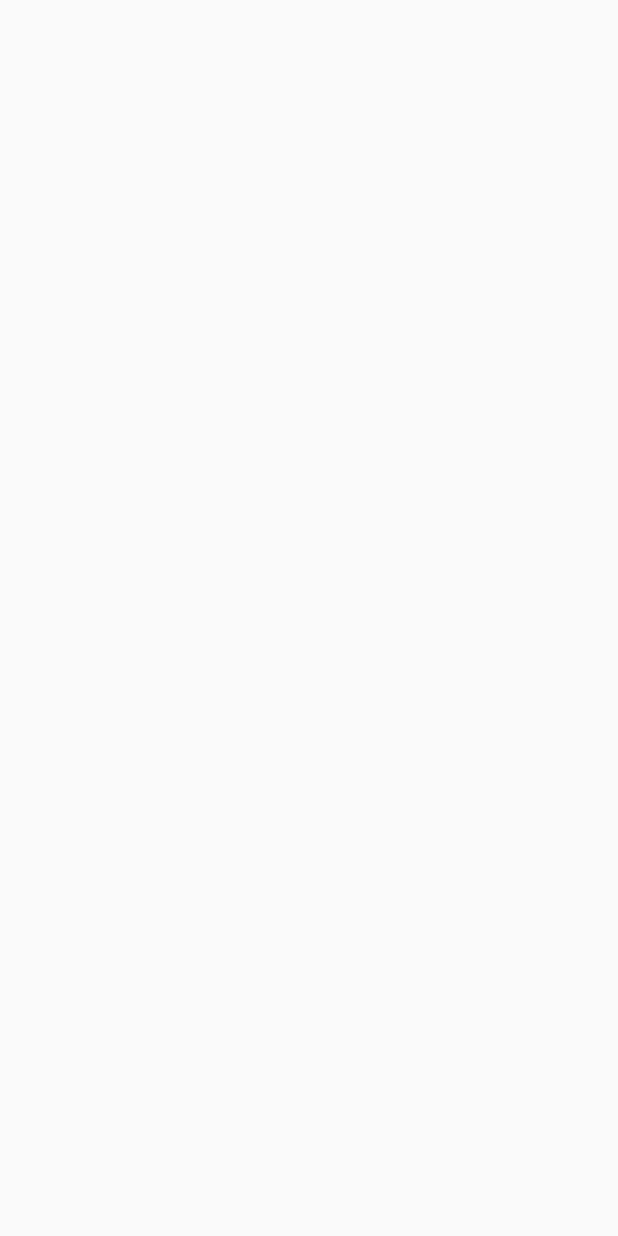
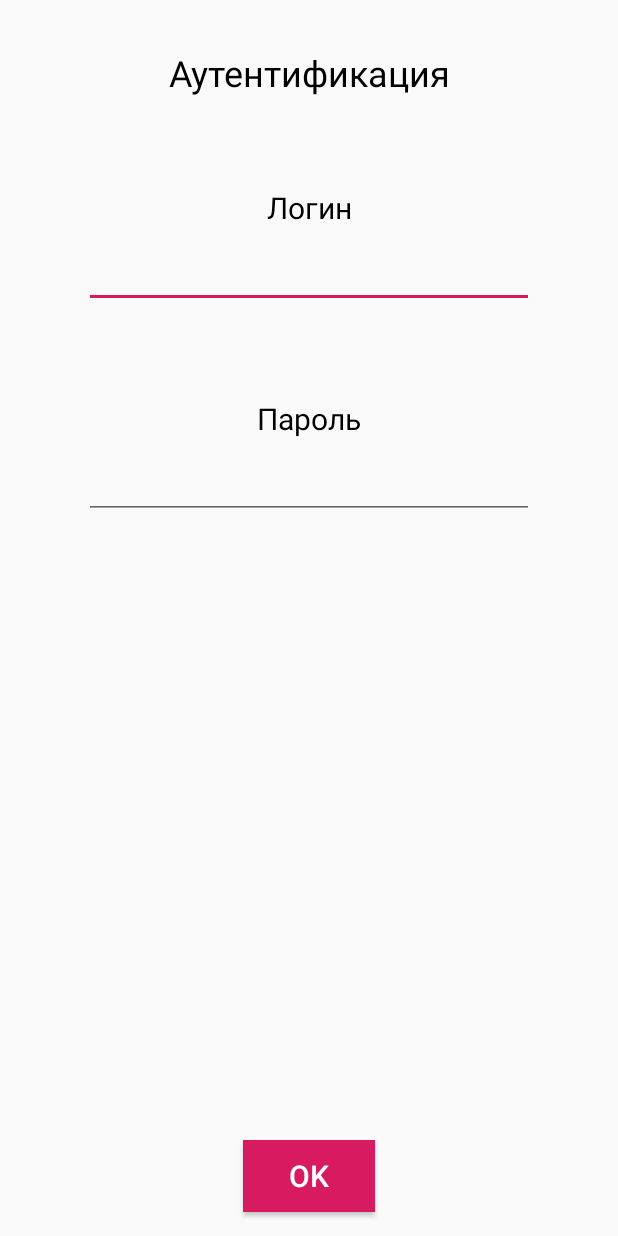
Before and after one commit to LaoNastasy/HealthyApp, an Android app: the screen it shows after launch (MainActivity), on a phone screen of 412 x 824 dp. Before the commit the screen is empty. Run offline under Robolectric (Android 15) with nearby library versions, the phone set to English and light mode, and no system bars.

```diff
--- /dev/null
+++ b/app/src/main/java/com/example/healthyapp/AuthenticationFragment.kt
@@ -0,0 +1,16 @@
+package com.example.healthyapp
+
+import android.os.Bundle
+import android.view.LayoutInflater
+import android.view.View
+import android.view.ViewGroup
+
+class AuthenticationFragment : BaseFragment() {
+    override fun onCreateView(
+        inflater: LayoutInflater,
+        container: ViewGroup?,
+        savedInstanceState: Bundle?
+    ): View? {
+        return inflater.inflate(R.layout.fragment_authentification, container, false)
+    }
+}
--- /dev/null
+++ b/app/src/main/java/com/example/healthyapp/BaseFragment.kt
@@ -0,0 +1,6 @@
+package com.example.healthyapp
+
+import androidx.fragment.app.Fragment
+
+open class BaseFragment : Fragment() {
+}
--- /dev/null
+++ b/app/src/main/java/com/example/healthyapp/BaseRoomEditFragment.kt
@@ -0,0 +1,19 @@
+package com.example.healthyapp
+
+import android.os.Bundle
+import android.view.LayoutInflater
+import android.view.View
+import android.view.ViewGroup
+
+class BaseRoomEditFragment : BaseFragment() {
+
+    override fun onCreateView(
+        inflater: LayoutInflater,
+        container: ViewGroup?,
+        savedInstanceState: Bundle?
+    ): View? {
+        val view = inflater.inflate(R.layout.fragment_base_edit,container,false)
+
+        return view
+    }
+}
--- a/app/src/main/java/com/example/healthyapp/MainActivity.kt
+++ b/app/src/main/java/com/example/healthyapp/MainActivity.kt
@@ -3,10 +3,24 @@ package com.example.healthyapp
 import androidx.appcompat.app.AppCompatActivity
 import android.os.Bundle
 
-class MainActivity : AppCompatActivity() {
+class MainActivity : AppCompatActivity(), Navigator {
 
     override fun onCreate(savedInstanceState: Bundle?) {
         super.onCreate(savedInstanceState)
         setContentView(R.layout.activity_main)
+        goToAuthFragment()
+    }
+
+    override fun goToBaseRoomEditScreen() {
+        goToFragment(BaseRoomEditFragment())
+    }
+
+    override fun goToAuthFragment() {
+        goToFragment(AuthenticationFragment())
+    }
+
+    private fun goToFragment(fragment: BaseFragment) {
+        val fragmentTransaction = supportFragmentManager.beginTransaction()
+        fragmentTransaction.replace(R.id.fragment_place, fragment).commit()
     }
 }
--- /dev/null
+++ b/app/src/main/java/com/example/healthyapp/Navigator.kt
@@ -0,0 +1,7 @@
+package com.example.healthyapp
+
+interface Navigator {
+
+    fun goToBaseRoomEditScreen()
+    fun goToAuthFragment()
+}
--- a/app/src/main/res/layout/fragment_authentification.xml
+++ b/app/src/main/res/layout/fragment_authentification.xml
@@ -1,8 +1,79 @@
 <?xml version="1.0" encoding="utf-8"?>
-<androidx.constraintlayout.widget.ConstraintLayout
-    xmlns:android="http://schemas.android.com/apk/res/android" android:layout_width="match_parent"
+<androidx.constraintlayout.widget.ConstraintLayout xmlns:android="http://schemas.android.com/apk/res/android"
+    xmlns:app="http://schemas.android.com/apk/res-auto"
+    android:layout_width="match_parent"
     android:layout_height="match_parent">
 
+    <TextView
+        android:id="@+id/auth_title"
+        android:layout_width="wrap_content"
+        android:layout_height="wrap_content"
+        android:layout_marginTop="32dp"
+        android:text="@string/auth_title"
+        android:textColor="@color/black"
+        android:textSize="24sp"
+        app:layout_constraintEnd_toEndOf="parent"
+        app:layout_constraintStart_toStartOf="parent"
+        app:layout_constraintTop_toTopOf="parent" />
+
+    <TextView
+        android:id="@+id/auth_login"
+        android:layout_width="wrap_content"
+        android:layout_height="wrap_content"
+        android:layout_marginTop="60dp"
+        android:text="@string/auth_login"
+        android:textColor="@color/black"
+        android:textSize="20sp"
+        app:layout_constraintEnd_toEndOf="parent"
+        app:layout_constraintStart_toStartOf="parent"
+        app:layout_constraintTop_toBottomOf="@id/auth_title" />
+
+    <androidx.appcompat.widget.AppCompatEditText
+        android:id="@+id/login"
+        android:layout_width="0dp"
+        android:layout_height="wrap_content"
+        android:layout_marginStart="56dp"
+        android:layout_marginTop="8dp"
+        android:layout_marginEnd="56dp"
+        app:layout_constraintEnd_toEndOf="parent"
+        app:layout_constraintStart_toStartOf="parent"
+        app:layout_constraintTop_toBottomOf="@id/auth_login" />
+
+    <TextView
+        android:id="@+id/auth_password"
+        android:layout_width="wrap_content"
+        android:layout_height="wrap_content"
+        android:layout_marginTop="60dp"
+        android:text="@string/auth_password"
+        android:textColor="@color/black"
+        android:textSize="20sp"
+        app:layout_constraintEnd_toEndOf="parent"
+        app:layout_constraintStart_toStartOf="parent"
+        app:layout_constraintTop_toBottomOf="@id/login" />
+
+    <androidx.appcompat.widget.AppCompatEditText
+        android:id="@+id/password"
+        android:layout_width="0dp"
+        android:layout_height="wrap_content"
+        android:layout_marginStart="56dp"
+        android:layout_marginTop="8dp"
+        android:layout_marginEnd="56dp"
+        app:layout_constraintEnd_toEndOf="parent"
+        app:layout_constraintStart_toStartOf="parent"
+        app:layout_constraintTop_toBottomOf="@id/auth_password" />
+
+    <Button
+        android:id="@+id/auth_button"
+        android:layout_width="wrap_content"
+        android:layout_height="wrap_content"
+        android:background="@color/colorAccent"
+        android:textColor="@color/white"
+        android:text="@string/auth_ok"
+        android:textSize="20sp"
+        android:layout_marginBottom="16dp"
+        app:layout_constraintStart_toStartOf="parent"
+        app:layout_constraintEnd_toEndOf="parent"
+        app:layout_constraintBottom_toBottomOf="parent"/>
 
 
 </androidx.constraintlayout.widget.ConstraintLayout>
--- a/app/src/main/res/layout/fragment_base_edit.xml
+++ b/app/src/main/res/layout/fragment_base_edit.xml
@@ -21,7 +21,7 @@
             android:layout_marginTop="10dp"
             android:layout_marginBottom="10dp"
             android:text="@string/base_edit_title"
-            android:textColor="@color/black"
+            android:textColor="@color/white"
             android:textSize="20sp"
             app:layout_constraintBottom_toBottomOf="parent"
             app:layout_constraintStart_toStartOf="parent"
@@ -85,7 +85,8 @@
         android:layout_width="0dp"
         android:layout_height="wrap_content"
         android:layout_marginTop="8dp"
-        app:layout_constraintStart_toStartOf="@id/room_number_edit"
+        android:layout_marginStart="8dp"
+        app:layout_constraintStart_toEndOf="@id/room_area"
         app:layout_constraintEnd_toEndOf="@id/room_number_edit"
         app:layout_constraintTop_toTopOf="@id/room_area"
         app:layout_constraintBottom_toBottomOf="@id/room_area"/>
@@ -154,7 +155,7 @@
         android:layout_width="wrap_content"
         android:layout_height="wrap_content"
         android:background="@color/colorAccent"
-        android:textColor="@color/black"
+        android:textColor="@color/white"
         android:text="@string/save"
         android:padding="8dp"
         android:textSize="16sp"
--- a/app/src/main/res/values/colors.xml
+++ b/app/src/main/res/values/colors.xml
@@ -4,4 +4,5 @@
     <color name="colorPrimaryDark">#00574B</color>
     <color name="colorAccent">#D81B60</color>
     <color name="black">#000000</color>
+    <color name="white">#FFFFFF</color>
 </resources>
--- a/app/src/main/res/values/strings.xml
+++ b/app/src/main/res/values/strings.xml
@@ -2,6 +2,11 @@
     <string name="app_name">HealthyApp</string>
     <string name="auth_title">Аутентификация</string>
     <string name="save">Сохранить</string>
+
+    //эран аутентификации
+    <string name="auth_login">Логин</string>
+    <string name="auth_password">Пароль</string>
+    <string name="auth_ok">OK</string>
 
     //экран начальных данных
     <string name="base_edit_title">Начальные данные</string>
```
